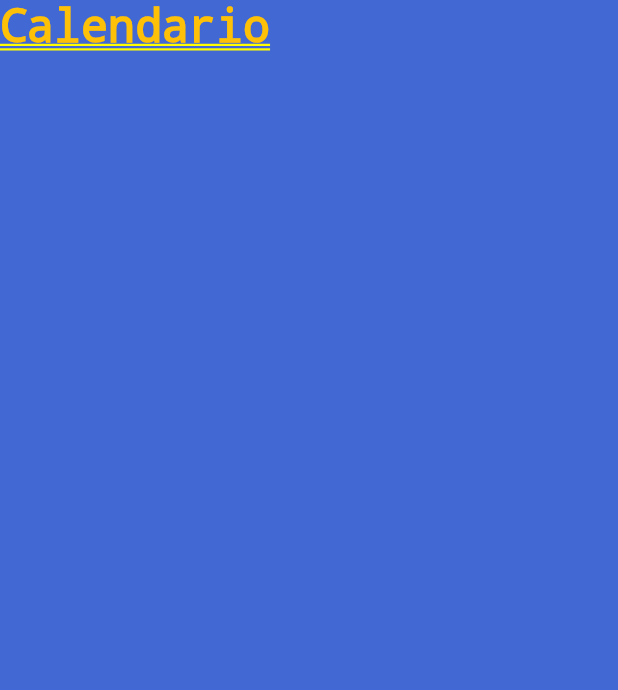
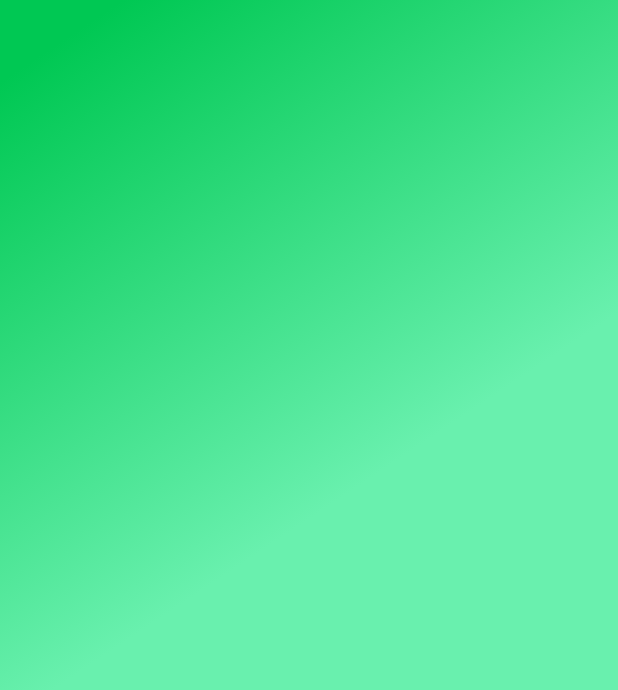
Before and after one commit to AngelicaArias/calendario, a Flutter app: the screen it shows after launch, on a phone screen of 412 x 824 dp. Shown: the top 690 px of the screen. Run offline on Flutter 3.47's test engine with Material 2 defaults, Android fonts, the phone set to English and light mode, and no system bars; missing offline and left inert: flutter_clean_calendar.

```diff
--- a/lib/gradient_back.dart
+++ b/lib/gradient_back.dart
@@ -2,21 +2,28 @@ import 'package:flutter/material.dart';
 
 class GradientBack extends StatelessWidget {
 
+  double height = 0.0;
   String title = "Calendario";
-  double height = 0.0;
 
-  GradientBack(this.title, this.height);
+  GradientBack({Key key, this.height, this.title});
 
   @override
   Widget build(BuildContext context) {
+
+  double screenHeight = MediaQuery.of(context).size.height;
+  double screenWidht = MediaQuery.of(context).size.width;
+
+       if (height == null){
+         height = screenHeight;
+       }
 
     return Container(
       height: height,
       decoration: BoxDecoration(
         gradient: LinearGradient(
           colors: [
-            Color(0xFF4268D3),
-            Color(0xFF4268D3)
+            Color(0xFF00C853),
+            Color(0xFF69F0AE)
           ],
         begin: FractionalOffset(0.2, 0.0),
         end: FractionalOffset(1.0, 0.6),
@@ -24,15 +31,15 @@ class GradientBack extends StatelessWidget {
              tileMode: TileMode.clamp
         )
       ),
-
-
-      child: Text(
+        /* child: Text(
         title,
         style: TextStyle(
-          color: Colors.amber,
-          fontSize: 30.0
+          color: Colors.white,
+          fontSize: 30.0,
+          fontWeight: FontWeight.bold
         ),
-      ),
+      ),*/
+          //alignment: Alignment(-0.9, -0.6),
     );
   }
 }
--- a/lib/main.dart
+++ b/lib/main.dart
@@ -1,5 +1,8 @@
 import 'package:flutter/material.dart';
+import 'package:flutter_localizations/flutter_localizations.dart';
+//import 'calendario.dart';
 import 'gradient_back.dart';
+
 
 
 void main() => runApp(MyApp());
@@ -9,6 +12,16 @@ class MyApp extends StatelessWidget {
   @override
   Widget build(BuildContext context) {
     return MaterialApp(
+      localizationsDelegates: [
+            GlobalMaterialLocalizations.delegate,
+            GlobalWidgetsLocalizations.delegate,
+            GlobalCupertinoLocalizations.delegate,
+      ],
+      supportedLocales:[
+        const Locale('en'), // Inglés
+        const Locale('es'), // Español
+        const Locale.fromSubtags(languageCode: 'zh'),
+      ],
       title: 'Flutter Demo',
       theme: ThemeData(
         // This is the theme of your application.
@@ -22,9 +35,10 @@ class MyApp extends StatelessWidget {
         // is not restarted.
         primarySwatch: Colors.blue,
       ),
-      //home: MyHomePage(title: 'Flutter Demo Home Page'),
+
+    //home: MyHomePage(title: 'Flutter Demo Home Page'),
     //home: Calendario()
-    home: GradientBack("Calendario", 0.0),
+    home: GradientBack(height: null),
     );
   }
 }
--- a/pubspec.yaml
+++ b/pubspec.yaml
@@ -18,6 +18,8 @@ environment:
 
 dependencies:
   flutter:
+    sdk: flutter
+  flutter_localizations:
     sdk: flutter
 
   # The following adds the Cupertino Icons font to your application.
@@ -74,3 +76,7 @@ flutter:
   #
   # For details regarding fonts from package dependencies,
   # see https://flutter.dev/custom-fonts/#from-packages
+fonts:
+  - family: SpecialElite
+    fonts:
+      - asset: SpecialElite-Regular.ttf
```
Also changed, not shown: lib/calendar_screen.dart (added, +33 -0 lines), lib/calendario.dart (+23 -14 lines), lib/title_header.dart (added, +21 -0 lines), SpecialElite-Regular.ttf (added), pubspec.lock.
